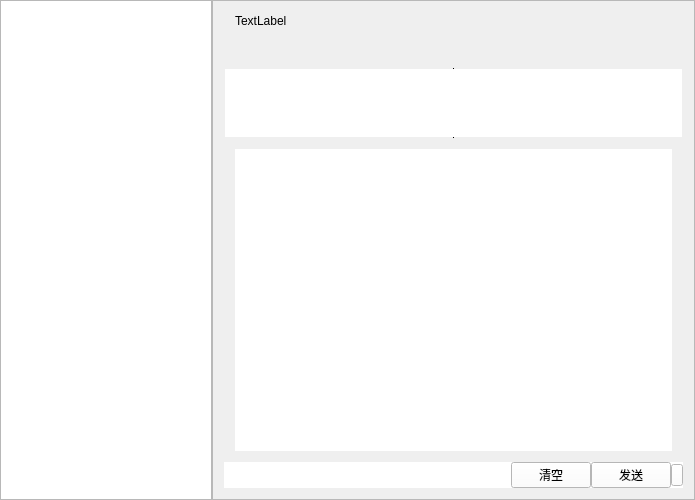
Before: the Qt Designer form ChatMessagePlugin/ChatMessage.ui in Ying-hw/QQPlugin, drawn with Qt 5.
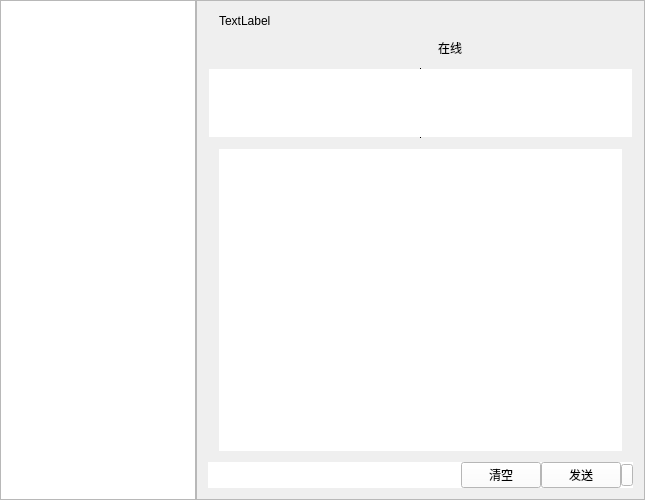
After: the same form once the commit is applied. Icons and pictures are not drawn. Custom widgets are drawn as their Qt base class.

Patch:
```diff
--- a/ChatMessagePlugin/ChatMessage.ui
+++ b/ChatMessagePlugin/ChatMessage.ui
@@ -6,7 +6,7 @@
    <rect>
     <x>0</x>
     <y>0</y>
-    <width>695</width>
+    <width>645</width>
     <height>500</height>
    </rect>
   </property>
@@ -189,11 +189,77 @@
                    </property>
                   </widget>
                  </item>
+                 <item>
+                  <spacer name="horizontalSpacer_5">
+                   <property name="orientation">
+                    <enum>Qt::Horizontal</enum>
+                   </property>
+                   <property name="sizeHint" stdset="0">
+                    <size>
+                     <width>40</width>
+                     <height>20</height>
+                    </size>
+                   </property>
+                  </spacer>
+                 </item>
+                 <item>
+                  <widget class="QLabel" name="LabState">
+                   <property name="font">
+                    <font>
+                     <family>黑体</family>
+                     <pointsize>9</pointsize>
+                     <weight>50</weight>
+                     <bold>false</bold>
+                    </font>
+                   </property>
+                   <property name="text">
+                    <string>在线</string>
+                   </property>
+                   <property name="alignment">
+                    <set>Qt::AlignBottom|Qt::AlignLeading|Qt::AlignLeft</set>
+                   </property>
+                  </widget>
+                 </item>
                  <item>
                   <spacer name="horizontalSpacer_4">
                    <property name="orientation">
                     <enum>Qt::Horizontal</enum>
                    </property>
+                   <property name="sizeType">
+                    <enum>QSizePolicy::Minimum</enum>
+                   </property>
+                   <property name="sizeHint" stdset="0">
+                    <size>
+                     <width>40</width>
+                     <height>20</height>
+                    </size>
+                   </property>
+                  </spacer>
+                 </item>
+                 <item>
+                  <spacer name="horizontalSpacer_7">
+                   <property name="orientation">
+                    <enum>Qt::Horizontal</enum>
+                   </property>
+                   <property name="sizeType">
+                    <enum>QSizePolicy::Minimum</enum>
+                   </property>
+                   <property name="sizeHint" stdset="0">
+                    <size>
+                     <width>40</width>
+                     <height>20</height>
+                    </size>
+                   </property>
+                  </spacer>
+                 </item>
+                 <item>
+                  <spacer name="horizontalSpacer_6">
+                   <property name="orientation">
+                    <enum>Qt::Horizontal</enum>
+                   </property>
+                   <property name="sizeType">
+                    <enum>QSizePolicy::Expanding</enum>
+                   </property>
                    <property name="sizeHint" stdset="0">
                     <size>
                      <width>40</width>
```
Left out of the diff: 26 changed lines with no effect on the pictures.
